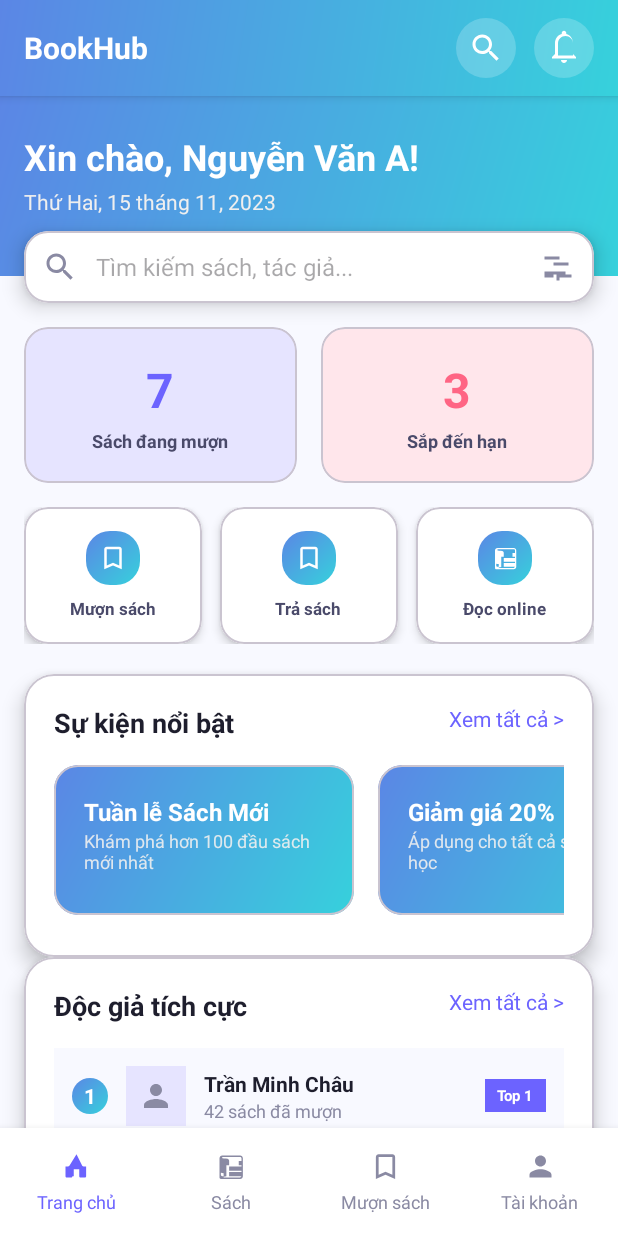
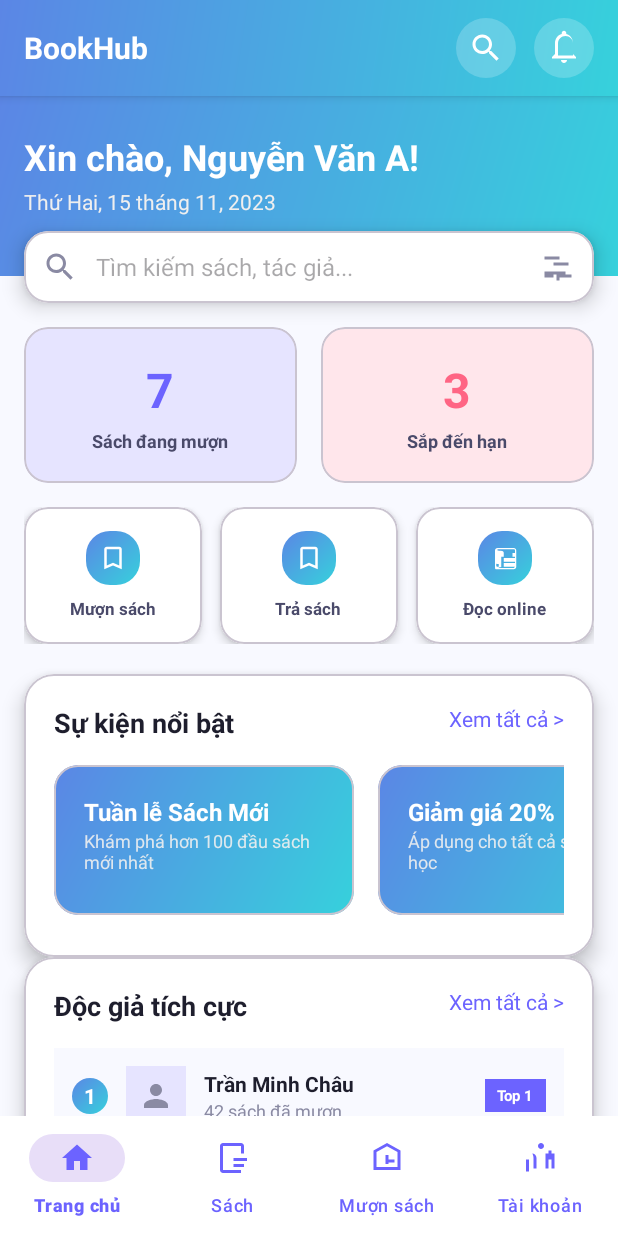
Before and after one commit to NGuyenVAn21/NHOM_LAPGHEP, an Android app: the HomeActivity screen opened directly, with no data from a screen before it, on a phone screen of 412 x 824 dp. Run offline under Robolectric (Android 15) with nearby library versions, the phone set to English and light mode, and no system bars.

Commit message:
Sửa thanh điều hướng và code chuyển trang cho phù hợp

```diff
--- a/AppBookHub _NhomLapGhep/app/src/main/java/com/example/bookhub/HomeActivity.java
+++ b/AppBookHub _NhomLapGhep/app/src/main/java/com/example/bookhub/HomeActivity.java
@@ -2,18 +2,22 @@ package com.example.bookhub;
 
 import android.content.Intent;
 import android.os.Bundle;
+import android.view.MenuItem;
 import android.view.View;
 import android.widget.LinearLayout;
 import android.widget.TextView;
 import androidx.appcompat.app.AppCompatActivity;
 
+import com.google.android.material.bottomnavigation.BottomNavigationView;
+
 public class HomeActivity extends AppCompatActivity {
-
+    private BottomNavigationView bottomNavigationView;
     @Override
     protected void onCreate(Bundle savedInstanceState) {
         super.onCreate(savedInstanceState);
         setContentView(R.layout.activity_home);
         TextView seeAllEvents = findViewById(R.id.text_see_all_events);
+
 
         if (seeAllEvents != null) {
             seeAllEvents.setOnClickListener(new View.OnClickListener() {
@@ -37,52 +41,42 @@ public class HomeActivity extends AppCompatActivity {
                 }
             });
         }
+        bottomNavigationView = findViewById(R.id.bottom_navigation_view);
         setupBottomNavigation();
     }
 
     private void setupBottomNavigation() {
-        LinearLayout navHome = findViewById(R.id.nav_home_container);
-        LinearLayout navBooks = findViewById(R.id.nav_books_container);
-        LinearLayout navBorrow = findViewById(R.id.nav_borrow_container);
-        LinearLayout navProfile = findViewById(R.id.nav_profile_container);
+        // Đặt mục "Trang chủ" là item được chọn mặc định
+        bottomNavigationView.setSelectedItemId(R.id.navigation_home);
 
-        // 2. Bắt sự kiện Click
+        bottomNavigationView.setOnNavigationItemSelectedListener(new BottomNavigationView.OnNavigationItemSelectedListener() {
+            @Override
+            public boolean onNavigationItemSelected(MenuItem item) {
+                int itemId = item.getItemId();
 
-        // Nút Trang chủ (Hiện tại)
-        navHome.setOnClickListener(new View.OnClickListener() {
-            @Override
-            public void onClick(View v) {
-                // Đang ở trang chủ nên không làm gì, hoặc có thể reload lại
-            }
-        });
+                if (itemId == R.id.navigation_home) {
+                    return true;
 
-        // Nút Sách -> Chuyển sang BookSearchActivity
-        navBooks.setOnClickListener(new View.OnClickListener() {
-            @Override
-            public void onClick(View v) {
+                } else if (itemId == R.id.navigation_books) {
                     Intent intent = new Intent(HomeActivity.this, BookSearchActivity.class);
                     startActivity(intent);
-                overridePendingTransition(0, 0); // Tắt hiệu ứng chuyển cảnh để mượt hơn
-            }
-        });
+                    overridePendingTransition(0, 0);
+                    return true;
 
-        // Nút Mượn sách -> Chuyển sang BorrowHistoryActivity
-        navBorrow.setOnClickListener(new View.OnClickListener() {
-            @Override
-            public void onClick(View v) {
+                } else if (itemId == R.id.navigation_borrow) {
                     Intent intent = new Intent(HomeActivity.this, BorrowHistoryActivity.class);
                     startActivity(intent);
                     overridePendingTransition(0, 0);
-            }
-        });
+                    return true;
 
-        // Nút Tài khoản -> Chuyển sang AccountActivity
-        navProfile.setOnClickListener(new View.OnClickListener() {
-            @Override
-            public void onClick(View v) {
+                } else if (itemId == R.id.navigation_account) {
                     Intent intent = new Intent(HomeActivity.this, AccountActivity.class);
                     startActivity(intent);
                     overridePendingTransition(0, 0);
+                    return true;
+                }
+
+                return false;
             }
         });
     }
--- a/AppBookHub _NhomLapGhep/app/src/main/res/layout/activity_home.xml
+++ b/AppBookHub _NhomLapGhep/app/src/main/res/layout/activity_home.xml
@@ -56,7 +56,7 @@
         android:layout_width="match_parent"
         android:layout_height="0dp"
         app:layout_constraintTop_toBottomOf="@id/header_container"
-        app:layout_constraintBottom_toTopOf="@id/bottom_navigation_container">
+        app:layout_constraintBottom_toTopOf="@+id/bottom_navigation_view">
 
         <LinearLayout
             android:layout_width="match_parent"
@@ -1010,32 +1010,14 @@
         </LinearLayout>
     </androidx.core.widget.NestedScrollView>
 
-    <LinearLayout
-        android:id="@+id/bottom_navigation_container"
+    <com.google.android.material.bottomnavigation.BottomNavigationView
+        android:id="@+id/bottom_navigation_view"
         android:layout_width="match_parent"
-        android:layout_height="72dp"
+        android:layout_height="wrap_content"
         android:background="@color/white"
-        android:orientation="horizontal"
-        android:paddingVertical="8dp"
-        android:elevation="8dp"
-        app:layout_constraintBottom_toBottomOf="parent">
-
-        <LinearLayout style="@style/BottomNavItemStyle" android:id="@+id/nav_home_container">
-            <ImageView style="@style/BottomNavIconStyle" android:src="@drawable/ic_home_round" app:tint="@color/primary_color"/>
-            <TextView style="@style/BottomNavTextStyle" android:text="Trang chủ" android:textColor="@color/primary_color"/>
-        </LinearLayout>
-        <LinearLayout style="@style/BottomNavItemStyle" android:id="@+id/nav_books_container">
-            <ImageView style="@style/BottomNavIconStyle" android:src="@drawable/ic_menu_book_round" app:tint="@color/grey_text"/>
-            <TextView style="@style/BottomNavTextStyle" android:text="Sách" android:textColor="@color/grey_text"/>
-        </LinearLayout>
-        <LinearLayout style="@style/BottomNavItemStyle" android:id="@+id/nav_borrow_container">
-            <ImageView style="@style/BottomNavIconStyle" android:src="@drawable/ic_bookmark_round" app:tint="@color/grey_text"/>
-            <TextView style="@style/BottomNavTextStyle" android:text="Mượn sách" android:textColor="@color/grey_text"/>
-        </LinearLayout>
-        <LinearLayout style="@style/BottomNavItemStyle" android:id="@+id/nav_profile_container">
-            <ImageView style="@style/BottomNavIconStyle" android:src="@drawable/ic_person_round" app:tint="@color/grey_text"/>
-            <TextView style="@style/BottomNavTextStyle" android:text="Tài khoản" android:textColor="@color/grey_text"/>
-        </LinearLayout>
-    </LinearLayout>
-
+        app:layout_constraintBottom_toBottomOf="parent"
+        app:labelVisibilityMode="labeled"
+        app:menu="@menu/bottom_navigation"
+        app:itemIconTint="@color/primary_color"
+        app:itemTextColor="@color/primary_color"/>
 </androidx.constraintlayout.widget.ConstraintLayout>
```
Lines whose indentation alone changed are shown as unchanged.
